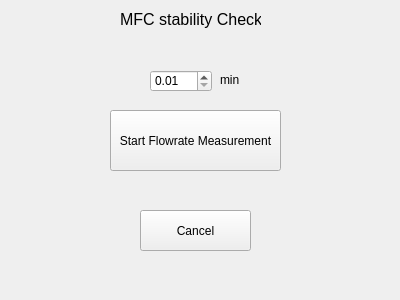
First picture: the form in gui/Fly_Arena_GUIs/odor_circuit/MFCcheck.ui, repository NollmannLab/qudi-HiM, before the edit.
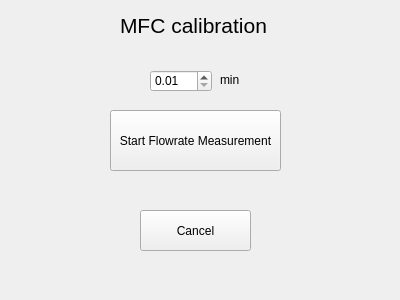
Second picture: the form after the edit.

Commit message:
MFC calibration and motor for projection added
Last measurement deleted in workers, it was causing trouble when the
measure during MFC calibration was canceled.

Patch:
```diff
--- a/gui/Fly_Arena_GUIs/odor_circuit/MFCcheck.ui
+++ b/gui/Fly_Arena_GUIs/odor_circuit/MFCcheck.ui
@@ -31,12 +31,12 @@
     <rect>
      <x>120</x>
      <y>10</y>
-     <width>141</width>
-     <height>20</height>
+     <width>151</width>
+     <height>31</height>
     </rect>
    </property>
    <property name="text">
-    <string>&lt;html&gt;&lt;head/&gt;&lt;body&gt;&lt;p&gt;&lt;span style=&quot; font-size:12pt;&quot;&gt;MFC stability Check&lt;/span&gt;&lt;/p&gt;&lt;/body&gt;&lt;/html&gt;</string>
+    <string>&lt;html&gt;&lt;head/&gt;&lt;body&gt;&lt;p&gt;&lt;span style=&quot; font-size:16pt;&quot;&gt;MFC calibration&lt;/span&gt;&lt;/p&gt;&lt;/body&gt;&lt;/html&gt;</string>
    </property>
   </widget>
   <widget class="QLabel" name="label_2">
```
Left out of the diff: 2 changed lines with no effect on the pictures. The commit also changes 10 other files.
